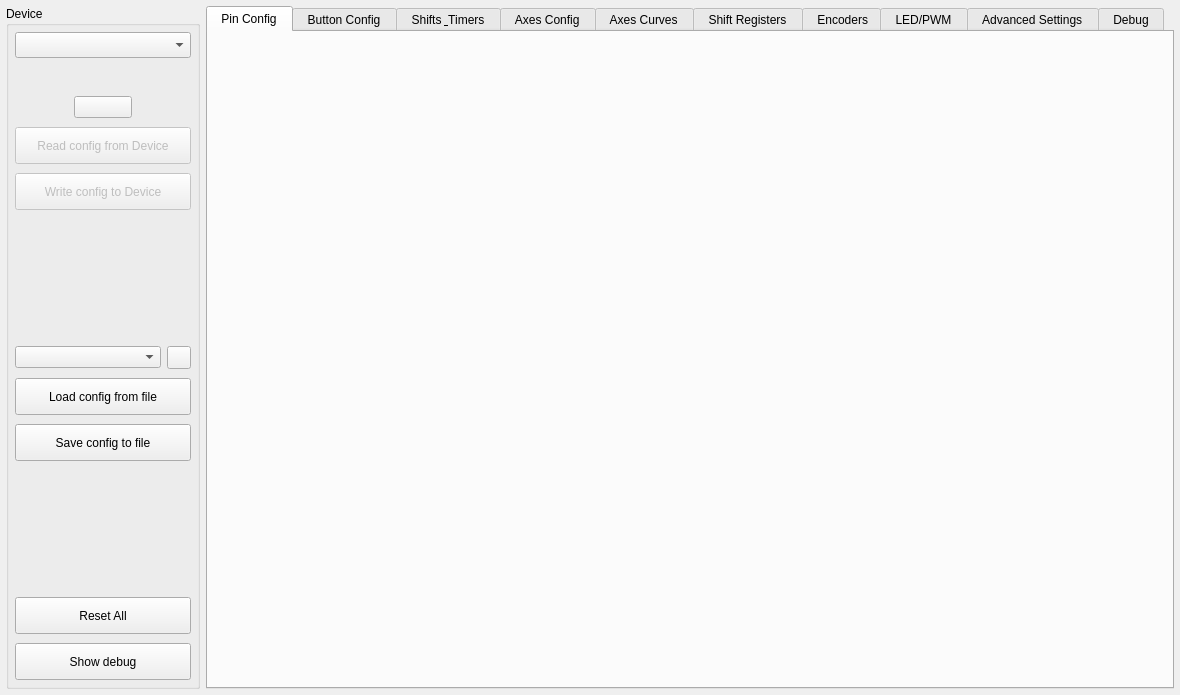
Qt form src/mainwindow.ui (anpeaco/FreeJoyXConfiguratorQt) before a commit.
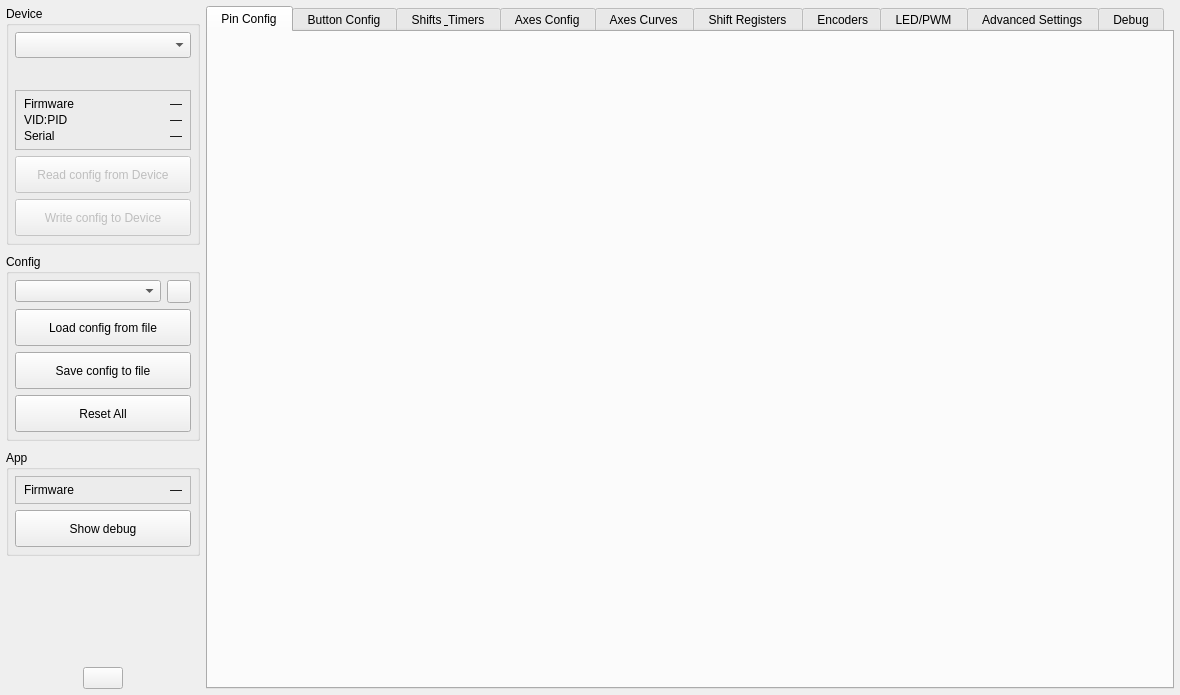
The same form after that commit. Icons and pictures are not drawn. Custom widgets are drawn as their Qt base class.

Commit message: Sidebar reorg + auto-remap (option B+1) + UI polish + axes guards + reconnect-by-identity

What changed in the file:
```diff
--- a/src/mainwindow.ui
+++ b/src/mainwindow.ui
@@ -274,323 +274,181 @@
      </widget>
     </item>
     <item row="0" column="0">
-     <widget class="QGroupBox" name="groupBox_4">
-      <property name="minimumSize">
-       <size>
-        <width>0</width>
-        <height>0</height>
-       </size>
-      </property>
-      <property name="title">
-       <string>Device</string>
-      </property>
-      <layout class="QGridLayout" name="gridLayout_7" rowstretch="0,0,0,0,0,1,0,0,0,0,1,0,0,0" columnstretch="0">
-       <property name="leftMargin">
-        <number>6</number>
-       </property>
-       <property name="topMargin">
-        <number>6</number>
-       </property>
-       <property name="rightMargin">
-        <number>6</number>
-       </property>
-       <property name="bottomMargin">
-        <number>6</number>
-       </property>
-       <property name="horizontalSpacing">
-        <number>6</number>
-       </property>
-       <property name="verticalSpacing">
-        <number>9</number>
-       </property>
-       <item row="4" column="0">
-        <widget class="QPushButton" name="pushButton_WriteConfig">
-         <property name="enabled">
-          <bool>false</bool>
-         </property>
-         <property name="sizePolicy">
-          <sizepolicy hsizetype="Minimum" vsizetype="Expanding">
-           <horstretch>0</horstretch>
-           <verstretch>0</verstretch>
-          </sizepolicy>
-         </property>
-         <property name="minimumSize">
-          <size>
-           <width>165</width>
-           <height>37</height>
-          </size>
-         </property>
-         <property name="text">
-          <string>Write config to Device</string>
-         </property>
-         <property name="role" stdset="0">
-          <string>primary</string>
-         </property>
+     <widget class="QWidget" name="widget_Sidebar">
+      <layout class="QVBoxLayout" name="layoutV_Sidebar">
+       <property name="spacing"><number>9</number></property>
+       <property name="leftMargin"><number>0</number></property>
+       <property name="topMargin"><number>0</number></property>
+       <property name="rightMargin"><number>0</number></property>
+       <property name="bottomMargin"><number>0</number></property>
+       <item>
+        <widget class="QGroupBox" name="groupBox_Device">
+         <property name="title"><string>Device</string></property>
+         <layout class="QVBoxLayout" name="layoutV_Device">
+          <property name="spacing"><number>6</number></property>
+          <property name="leftMargin"><number>6</number></property>
+          <property name="topMargin"><number>6</number></property>
+          <property name="rightMargin"><number>6</number></property>
+          <property name="bottomMargin"><number>6</number></property>
+          <item>
+           <widget class="CenteredCBox" name="comboBox_HidDeviceList">
+            <property name="minimumSize"><size><width>165</width><height>26</height></size></property>
+           </widget>
+          </item>
+          <item>
+           <widget class="QLabel" name="label_DeviceStatus">
+            <property name="minimumSize"><size><width>0</width><height>20</height></size></property>
+            <property name="text"><string/></property>
+            <property name="alignment"><set>Qt::AlignCenter</set></property>
+           </widget>
+          </item>
+          <item>
+           <widget class="QFrame" name="frame_DeviceInfo">
+            <property name="frameShape"><enum>QFrame::StyledPanel</enum></property>
+            <property name="frameShadow"><enum>QFrame::Plain</enum></property>
+            <property name="role" stdset="0"><string notr="true">info-card</string></property>
+            <layout class="QGridLayout" name="layout_DeviceInfo">
+             <property name="leftMargin"><number>8</number></property>
+             <property name="topMargin"><number>6</number></property>
+             <property name="rightMargin"><number>8</number></property>
+             <property name="bottomMargin"><number>6</number></property>
+             <property name="horizontalSpacing"><number>8</number></property>
+             <property name="verticalSpacing"><number>2</number></property>
+             <item row="0" column="0"><widget class="QLabel" name="label_FirmwareKey"><property name="text"><string>Firmware</string></property></widget></item>
+             <item row="0" column="1"><widget class="QLabel" name="label_FirmwareVal"><property name="text"><string notr="true">—</string></property><property name="alignment"><set>Qt::AlignRight|Qt::AlignVCenter</set></property></widget></item>
+             <item row="1" column="0"><widget class="QLabel" name="label_VidPidKey"><property name="text"><string>VID:PID</string></property></widget></item>
+             <item row="1" column="1"><widget class="QLabel" name="label_VidPidVal"><property name="text"><string notr="true">—</string></property><property name="alignment"><set>Qt::AlignRight|Qt::AlignVCenter</set></property></widget></item>
+             <item row="2" column="0"><widget class="QLabel" name="label_SerialKey"><property name="text"><string>Serial</string></property></widget></item>
+             <item row="2" column="1"><widget class="QLabel" name="label_SerialVal"><property name="text"><string notr="true">—</string></property><property name="alignment"><set>Qt::AlignRight|Qt::AlignVCenter</set></property><property name="wordWrap"><bool>true</bool></property></widget></item>
+            </layout>
+           </widget>
+          </item>
+          <item>
+           <widget class="QPushButton" name="pushButton_ReadConfig">
+            <property name="enabled"><bool>false</bool></property>
+            <property name="minimumSize"><size><width>165</width><height>37</height></size></property>
+            <property name="text"><string>Read config from Device</string></property>
+           </widget>
+          </item>
+          <item>
+           <widget class="QPushButton" name="pushButton_WriteConfig">
+            <property name="enabled"><bool>false</bool></property>
+            <property name="minimumSize"><size><width>165</width><height>37</height></size></property>
+            <property name="text"><string>Write config to Device</string></property>
+           </widget>
+          </item>
+         </layout>
         </widget>
        </item>
-       <item row="12" column="0">
-        <widget class="QPushButton" name="pushButton_ResetAllPins">
-         <property name="sizePolicy">
-          <sizepolicy hsizetype="Minimum" vsizetype="Expanding">
-           <horstretch>0</horstretch>
-           <verstretch>0</verstretch>
-          </sizepolicy>
-         </property>
-         <property name="minimumSize">
-          <size>
-           <width>165</width>
-           <height>37</height>
-          </size>
-         </property>
-         <property name="text">
-          <string>Reset All</string>
-         </property>
-         <property name="checked">
-          <bool>false</bool>
-         </property>
+       <item>
+        <widget class="QGroupBox" name="groupBox_Config">
+         <property name="title"><string>Config</string></property>
+         <layout class="QVBoxLayout" name="layoutV_Config">
+          <property name="spacing"><number>6</number></property>
+          <property name="leftMargin"><number>6</number></property>
+          <property name="topMargin"><number>6</number></property>
+          <property name="rightMargin"><number>6</number></property>
+          <property name="bottomMargin"><number>6</number></property>
+          <item>
+           <layout class="QHBoxLayout" name="horizontalLayout_2" stretch="1,0">
+            <property name="spacing"><number>6</number></property>
+            <item><widget class="QComboBox" name="comboBox_Configs"/></item>
+            <item>
+             <widget class="QToolButton" name="toolButton_ConfigsDir">
+              <property name="text"><string/></property>
+              <property name="icon"><iconset resource="resources.qrc"><normaloff>:/Images/icons/lucide/settings.svg</normaloff>:/Images/icons/lucide/settings.svg</iconset></property>
+             </widget>
+            </item>
+           </layout>
+          </item>
+          <item>
+           <widget class="QPushButton" name="pushButton_LoadFromFile">
+            <property name="minimumSize"><size><width>165</width><height>37</height></size></property>
+            <property name="text"><string>Load config from file</string></property>
+           </widget>
+          </item>
+          <item>
+           <widget class="QPushButton" name="pushButton_SaveToFile">
+            <property name="minimumSize"><size><width>165</width><height>37</height></size></property>
+            <property name="text"><string>Save config to file</string></property>
+           </widget>
+          </item>
+          <item>
+           <widget class="QPushButton" name="pushButton_ResetAllPins">
+            <property name="minimumSize"><size><width>165</width><height>37</height></size></property>
+            <property name="text"><string>Reset All</string></property>
+            <property name="checked"><bool>false</bool></property>
+           </widget>
+          </item>
+         </layout>
         </widget>
        </item>
-       <item row="7" column="0">
-        <widget class="QPushButton" name="pushButton_LoadFromFile">
-         <property name="sizePolicy">
-          <sizepolicy hsizetype="Minimum" vsizetype="Expanding">
-           <horstretch>0</horstretch>
-           <verstretch>0</verstretch>
-          </sizepolicy>
-         </property>
-         <property name="minimumSize">
-          <size>
-           <width>165</width>
-           <height>37</height>
-          </size>
-         </property>
-         <property name="text">
-          <string>Load config from file</string>
-         </property>
+       <item>
+        <widget class="QGroupBox" name="groupBox_App">
+         <property name="title"><string>App</string></property>
+         <layout class="QVBoxLayout" name="layoutV_App">
+          <property name="spacing"><number>6</number></property>
+          <property name="leftMargin"><number>6</number></property>
+          <property name="topMargin"><number>6</number></property>
+          <property name="rightMargin"><number>6</number></property>
+          <property name="bottomMargin"><number>6</number></property>
+          <item>
+           <widget class="QFrame" name="frame_AppInfo">
+            <property name="frameShape"><enum>QFrame::StyledPanel</enum></property>
+            <property name="frameShadow"><enum>QFrame::Plain</enum></property>
+            <property name="role" stdset="0"><string notr="true">info-card</string></property>
+            <layout class="QGridLayout" name="layout_AppInfo">
+             <property name="leftMargin"><number>8</number></property>
+             <property name="topMargin"><number>6</number></property>
+             <property name="rightMargin"><number>8</number></property>
+             <property name="bottomMargin"><number>6</number></property>
+             <property name="horizontalSpacing"><number>8</number></property>
+             <property name="verticalSpacing"><number>2</number></property>
+             <item row="0" column="0"><widget class="QLabel" name="label_AppFirmwareKey"><property name="text"><string>Firmware</string></property></widget></item>
+             <item row="0" column="1"><widget class="QLabel" name="label_AppFirmwareVal"><property name="text"><string notr="true">—</string></property><property name="alignment"><set>Qt::AlignRight|Qt::AlignVCenter</set></property></widget></item>
+            </layout>
+           </widget>
+          </item>
+          <item>
+           <widget class="QPushButton" name="pushButton_ShowDebug">
+            <property name="minimumSize"><size><width>165</width><height>37</height></size></property>
+            <property name="text"><string>Show debug</string></property>
+           </widget>
+          </item>
+         </layout>
         </widget>
        </item>
-       <item row="3" column="0">
-        <widget class="QPushButton" name="pushButton_ReadConfig">
-         <property name="enabled">
-          <bool>false</bool>
-         </property>
-         <property name="sizePolicy">
-          <sizepolicy hsizetype="Minimum" vsizetype="Expanding">
-           <horstretch>0</horstretch>
-           <verstretch>0</verstretch>
-          </sizepolicy>
-         </property>
-         <property name="minimumSize">
-          <size>
-           <width>165</width>
-           <height>37</height>
-          </size>
-         </property>
-         <property name="text">
-          <string>Read config from Device</string>
-         </property>
-         <property name="role" stdset="0">
-          <string>primary</string>
-         </property>
-        </widget>
-       </item>
-       <item row="9" column="0">
-        <widget class="QPushButton" name="pushButton_SaveToFile">
-         <property name="sizePolicy">
-          <sizepolicy hsizetype="Minimum" vsizetype="Expanding">
-           <horstretch>0</horstretch>
-           <verstretch>0</verstretch>
-          </sizepolicy>
-         </property>
-         <property name="minimumSize">
-          <size>
-           <width>165</width>
-           <height>37</height>
-          </size>
-         </property>
-         <property name="text">
-          <string>Save config to file</string>
-         </property>
-        </widget>
-       </item>
-       <item row="5" column="0">
-        <spacer name="verticalSpacer">
-         <property name="orientation">
-          <enum>Qt::Vertical</enum>
-         </property>
-         <property name="sizeHint" stdset="0">
-          <size>
-           <width>20</width>
-           <height>40</height>
-          </size>
-         </property>
+       <item>
+        <spacer name="verticalSpacer_Sidebar">
+         <property name="orientation"><enum>Qt::Vertical</enum></property>
+         <property name="sizeHint" stdset="0"><size><width>20</width><height>20</height></size></property>
         </spacer>
        </item>
-       <item row="2" column="0">
-        <layout class="QHBoxLayout" name="horizontalLayout_3" stretch="1,1,1">
-         <property name="spacing">
-          <number>0</number>
-         </property>
-         <property name="rightMargin">
-          <number>0</number>
-         </property>
+       <item>
+        <layout class="QHBoxLayout" name="horizontalLayout_3" stretch="1,0,1">
+         <property name="spacing"><number>0</number></property>
          <item>
           <spacer name="horizontalSpacer_9">
-           <property name="orientation">
-            <enum>Qt::Horizontal</enum>
-           </property>
-           <property name="sizeType">
-            <enum>QSizePolicy::Preferred</enum>
-           </property>
-           <property name="sizeHint" stdset="0">
-            <size>
-             <width>40</width>
-             <height>20</height>
-            </size>
-           </property>
+           <property name="orientation"><enum>Qt::Horizontal</enum></property>
+           <property name="sizeHint" stdset="0"><size><width>40</width><height>20</height></size></property>
           </spacer>
          </item>
          <item>
           <widget class="QPushButton" name="pushButton_Wiki">
-           <property name="cursor">
-            <cursorShape>PointingHandCursor</cursorShape>
-           </property>
-           <property name="styleSheet">
-            <string notr="true"/>
-           </property>
-           <property name="text">
-            <string/>
-           </property>
-           <property name="icon">
-            <iconset resource="resources.qrc">
-             <normaloff>:/Images/icons/lucide/book-open.svg</normaloff>:/Images/icons/lucide/book-open.svg</iconset>
-           </property>
-           <property name="iconSize">
-            <size>
-             <width>30</width>
-             <height>30</height>
-            </size>
-           </property>
+           <property name="cursor"><cursorShape>PointingHandCursor</cursorShape></property>
+           <property name="text"><string/></property>
+           <property name="icon"><iconset resource="resources.qrc"><normaloff>:/Images/icons/lucide/book-open.svg</normaloff>:/Images/icons/lucide/book-open.svg</iconset></property>
+           <property name="iconSize"><size><width>30</width><height>30</height></size></property>
           </widget>
          </item>
          <item>
           <spacer name="horizontalSpacer_6">
-           <property name="orientation">
-            <enum>Qt::Horizontal</enum>
-           </property>
-           <property name="sizeType">
-            <enum>QSizePolicy::Preferred</enum>
-           </property>
-           <property name="sizeHint" stdset="0">
-            <size>
-             <width>40</width>
-             <height>20</height>
-            </size>
-           </property>
+           <property name="orientation"><enum>Qt::Horizontal</enum></property>
+           <property name="sizeHint" stdset="0"><size><width>40</width><height>20</height></size></property>
           </spacer>
          </item>
         </layout>
        </item>
-       <item row="1" column="0">
-        <widget class="QLabel" name="label_DeviceStatus">
-         <property name="minimumSize">
-          <size>
-           <width>0</width>
-           <height>20</height>
-          </size>
-         </property>
-         <property name="styleSheet">
-          <string notr="true"/>
-         </property>
-         <property name="text">
-          <string/>
-         </property>
-         <property name="alignment">
-          <set>Qt::AlignCenter</set>
-         </property>
-        </widget>
-       </item>
-       <item row="13" column="0">
-        <widget class="QPushButton" name="pushButton_ShowDebug">
-         <property name="sizePolicy">
-          <sizepolicy hsizetype="Minimum" vsizetype="Expanding">
-           <horstretch>0</horstretch>
-           <verstretch>0</verstretch>
-          </sizepolicy>
-         </property>
-         <property name="minimumSize">
-          <size>
-           <width>165</width>
-           <height>37</height>
-          </size>
-         </property>
-         <property name="text">
-          <string>Show debug</string>
-         </property>
-        </widget>
-       </item>
-       <item row="0" column="0">
-        <widget class="CenteredCBox" name="comboBox_HidDeviceList">
-         <property name="minimumSize">
-          <size>
-           <width>165</width>
-           <height>26</height>
-          </size>
-         </property>
-        </widget>
-       </item>
-       <item row="6" column="0">
-        <layout class="QHBoxLayout" name="horizontalLayout_2" stretch="1,0">
-         <property name="spacing">
-          <number>6</number>
-         </property>
-         <property name="leftMargin">
-          <number>0</number>
-         </property>
-         <property name="topMargin">
-          <number>0</number>
-         </property>
-         <property name="rightMargin">
-          <number>0</number>
-         </property>
-         <property name="bottomMargin">
-          <number>0</number>
-         </property>
-         <item>
-          <widget class="QComboBox" name="comboBox_Configs"/>
-         </item>
-         <item>
-          <widget class="QToolButton" name="toolButton_ConfigsDir">
-           <property name="sizePolicy">
-            <sizepolicy hsizetype="Preferred" vsizetype="Preferred">
-             <horstretch>0</horstretch>
-             <verstretch>0</verstretch>
-            </sizepolicy>
-           </property>
-           <property name="text">
-            <string/>
-           </property>
-           <property name="icon">
-            <iconset resource="resources.qrc">
-             <normaloff>:/Images/icons/lucide/settings.svg</normaloff>:/Images/icons/lucide/settings.svg</iconset>
-           </property>
-          </widget>
-         </item>
-        </layout>
-       </item>
-       <item row="10" column="0" rowspan="2">
-        <spacer name="verticalSpacer_2">
-         <property name="orientation">
-          <enum>Qt::Vertical</enum>
-         </property>
-         <property name="sizeHint" stdset="0">
-          <size>
-           <width>20</width>
-           <height>40</height>
-          </size>
-         </property>
-        </spacer>
-       </item>
       </layout>
      </widget>
     </item>
```
The commit also changes 28 other files.
